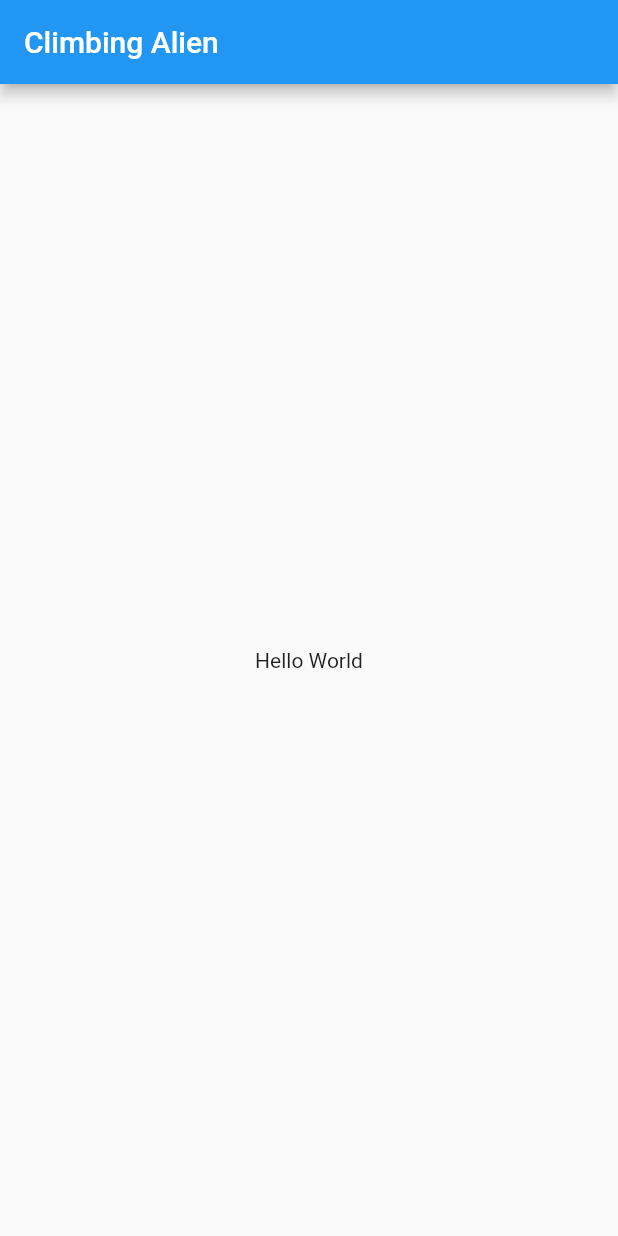
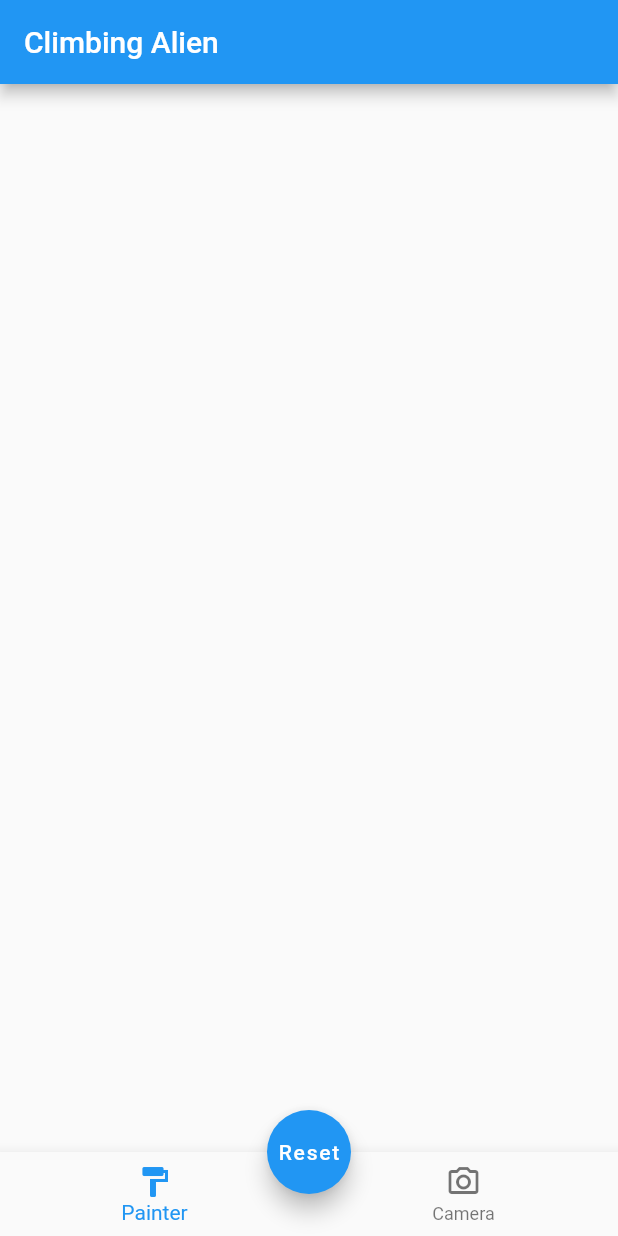
Before and after one commit to lectary/ClimbingAlien, a Flutter app: the screen it shows after launch, on a phone screen of 412 x 824 dp. Run offline on Flutter 3.47's test engine with Material 2 defaults, Android fonts, the phone set to English and light mode, and no system bars; our stand-ins replace camera.

Commit message:
Adding first prototype for canvas drawing
- Feature to take photos and place them as background image
- Feature to draw circles on the screen

```diff
--- a/lib/main.dart
+++ b/lib/main.dart
@@ -1,10 +1,27 @@
+import 'package:camera/camera.dart';
+import 'package:climbing_alien/viewmodels/image_view_model.dart';
+import 'package:climbing_alien/views/home_screen.dart';
 import 'package:flutter/material.dart';
+import 'package:provider/provider.dart';
 
-void main() {
-  runApp(MyApp());
+List<CameraDescription> cameras;
+
+Future<void> main() async {
+  WidgetsFlutterBinding.ensureInitialized();
+  cameras = await availableCameras();
+  runApp(ClimbingProviderApp());
 }
 
-class MyApp extends StatelessWidget {
+class ClimbingProviderApp extends StatelessWidget {
+  @override
+  Widget build(BuildContext context) {
+    return MultiProvider(providers: [
+      ChangeNotifierProvider(create: (context) => ImageViewModel()),
+    ], child: ClimbingApp());
+  }
+}
+
+class ClimbingApp extends StatelessWidget {
   // This widget is the root of your application.
   @override
   Widget build(BuildContext context) {
@@ -13,11 +30,10 @@ class MyApp extends StatelessWidget {
       theme: ThemeData(
         primarySwatch: Colors.blue,
       ),
-      home: Scaffold(
-          appBar: AppBar(
-            title: Text("Climbing Alien"),
-          ),
-          body: Center(child: Text("Hello World"))),
+      initialRoute: HomeScreen.routeName,
+      routes: {
+        HomeScreen.routeName: (context) => HomeScreen(),
+      },
     );
   }
 }
--- /dev/null
+++ b/lib/viewmodels/image_view_model.dart
@@ -0,0 +1,15 @@
+import 'package:flutter/cupertino.dart';
+
+class ImageViewModel extends ChangeNotifier {
+  String _currentImagePath;
+  String get currentImagePath => _currentImagePath;
+  set currentImagePath(String currentImagePath) {
+    _currentImagePath = currentImagePath;
+    notifyListeners();
+  }
+
+  void saveImage(String path) {
+    currentImagePath = path;
+    // TODO persist
+  }
+}
--- /dev/null
+++ b/lib/views/climbing_alien_painter.dart
@@ -0,0 +1,21 @@
+import 'package:flutter/material.dart';
+
+class ClimbingAlienPainter extends CustomPainter {
+  final Offset position;
+
+  ClimbingAlienPainter({this.position});
+
+  @override
+  void paint(Canvas canvas, Size size) {
+    var paint = Paint();
+    paint.color = Colors.amber;
+    paint.strokeWidth = 5;
+
+    canvas.drawCircle(position, size.height / 16, paint);
+  }
+
+  @override
+  bool shouldRepaint(covariant CustomPainter oldDelegate) {
+    return false;
+  }
+}
--- /dev/null
+++ b/lib/views/home_screen.dart
@@ -0,0 +1,84 @@
+import 'dart:io';
+
+import 'package:climbing_alien/viewmodels/image_view_model.dart';
+import 'package:climbing_alien/views/climbing_alien_painter.dart';
+import 'package:climbing_alien/widgets/camera_widget.dart';
+import 'package:flutter/cupertino.dart';
+import 'package:flutter/material.dart';
+import 'package:provider/provider.dart';
+
+class HomeScreen extends StatefulWidget {
+  static const routeName = "/";
+
+  @override
+  _HomeScreenState createState() => _HomeScreenState();
+}
+
+class _HomeScreenState extends State<HomeScreen> {
+  Offset tapPoint;
+  List<CustomPaint> painters = [];
+  ImageViewModel model;
+  int _selectedIndex = 0;
+  String backgroundImagePath;
+
+  @override
+  Widget build(BuildContext context) {
+    backgroundImagePath = context.select((ImageViewModel model) => model.currentImagePath);
+    List<Widget> _widgetOptions = [
+      _buildPainterWidget(), CameraWidget()
+    ];
+    return Scaffold(
+      appBar: AppBar(
+        title: Text("Climbing Alien"),
+      ),
+      body: _widgetOptions.elementAt(_selectedIndex),
+      floatingActionButtonLocation: FloatingActionButtonLocation.miniCenterDocked,
+      floatingActionButton: FloatingActionButton(
+        heroTag: "fab_reset",
+        child: Text("Reset"),
+        onPressed: () => setState(() => painters = []),
+      ),
+      bottomNavigationBar: BottomNavigationBar(
+        currentIndex: _selectedIndex,
+        onTap: (index) => setState(() => _selectedIndex = index),
+        items: [
+          BottomNavigationBarItem(
+            label: "Painter",
+            icon: Icon(Icons.format_paint),
+          ),
+          BottomNavigationBarItem(
+              label: "Camera", icon: Icon(Icons.camera_alt_outlined)),
+        ],
+      ),
+    );
+  }
+
+  Widget _buildPainterWidget() {
+    return GestureDetector(
+      behavior: HitTestBehavior.opaque,
+      onTapDown: (tapDownDetails) {
+        setState(() {
+          tapPoint = tapDownDetails.localPosition;
+          final paint = CustomPaint(
+            painter: ClimbingAlienPainter(position: tapPoint),
+            child: Center(child: Container()),
+          );
+          painters.add(paint);
+        });
+      },
+      child: Stack(
+        fit: StackFit.expand,
+        children: [
+          _buildBackgroundImage(),
+          ...painters,
+        ],
+      ),
+    );
+  }
+
+  Widget _buildBackgroundImage() {
+    return backgroundImagePath == null
+    ? Container()
+    : FittedBox(fit: BoxFit.fill, child: Image.file(File(backgroundImagePath)));
+  }
+}
--- a/pubspec.yaml
+++ b/pubspec.yaml
@@ -23,6 +23,10 @@ environment:
 dependencies:
   flutter:
     sdk: flutter
+  camera: ^0.5.8+11
+  provider:
+  path:
+  path_provider:
 
 
   # The following adds the Cupertino Icons font to your application.
```
Also changed, not shown: lib/views/camera/display_image_screen.dart (added, +69 -0 lines), lib/views/image_management/image_management_screen.dart (added, +12 -0 lines), lib/widgets/camera_widget.dart (added, +66 -0 lines), pubspec.lock, 1 other file.
